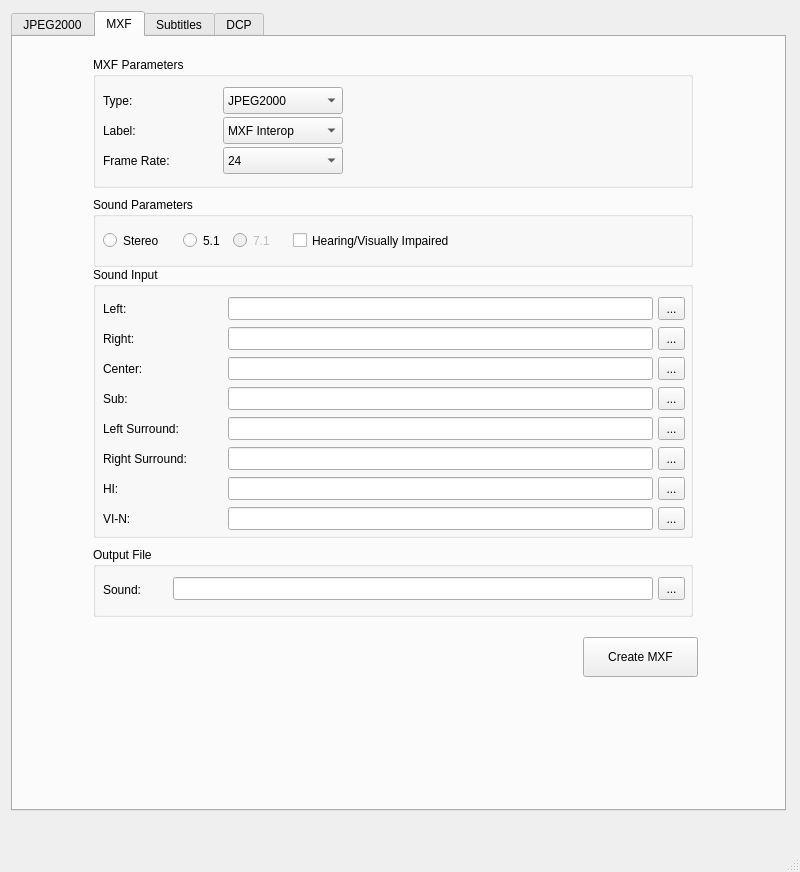
Before: the Qt Designer form gui/forms/mainwindow.ui in cbsrobot/OpenDCP, drawn with Qt 5.
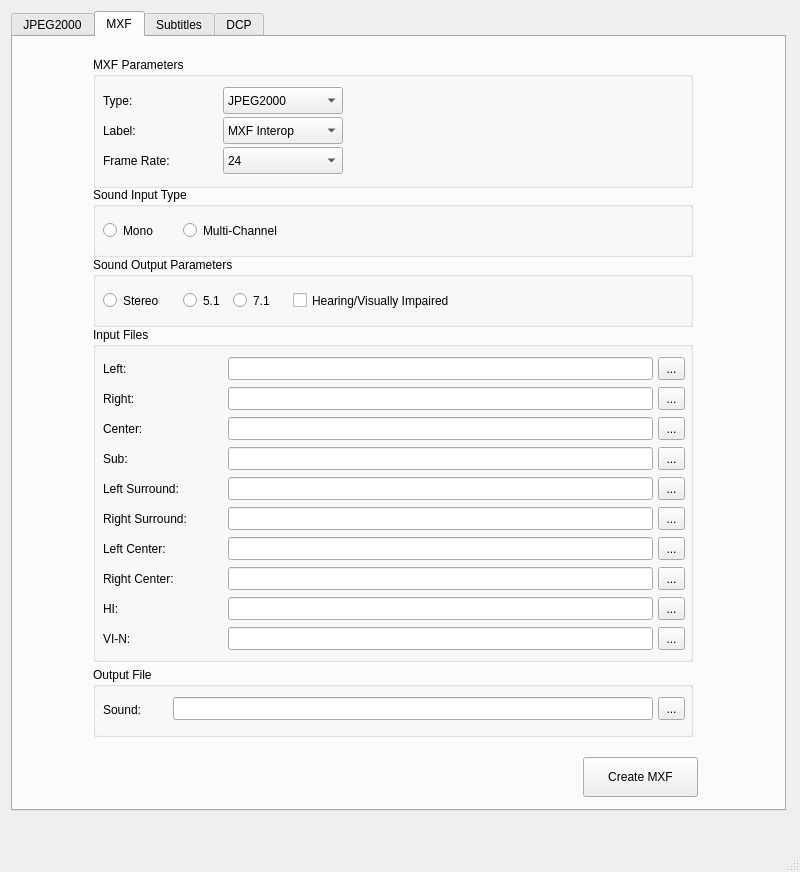
After: the same form once the commit is applied. The open tabs and pages were chosen to show the change. Icons and pictures are not drawn.

What changed in the file:
```diff
--- a/gui/forms/mainwindow.ui
+++ b/gui/forms/mainwindow.ui
@@ -1214,7 +1214,7 @@
           <property name="geometry">
            <rect>
             <x>570</x>
-            <y>600</y>
+            <y>720</y>
             <width>115</width>
             <height>40</height>
            </rect>
@@ -1227,9 +1227,9 @@
           <property name="geometry">
            <rect>
             <x>70</x>
-            <y>160</y>
+            <y>150</y>
             <width>631</width>
-            <height>421</height>
+            <height>551</height>
            </rect>
           </property>
           <property name="currentIndex">
@@ -1531,13 +1531,13 @@
             <property name="geometry">
              <rect>
               <x>10</x>
-              <y>70</y>
+              <y>140</y>
               <width>600</width>
-              <height>271</height>
+              <height>335</height>
              </rect>
             </property>
             <property name="title">
-             <string>Sound Input</string>
+             <string>Input Files</string>
             </property>
             <widget class="QLabel" name="aLeftLabel">
              <property name="geometry">
@@ -1837,7 +1837,7 @@
              <property name="geometry">
               <rect>
                <x>135</x>
-               <y>240</y>
+               <y>300</y>
                <width>425</width>
                <height>23</height>
               </rect>
@@ -1853,7 +1853,7 @@
              <property name="geometry">
               <rect>
                <x>565</x>
-               <y>240</y>
+               <y>300</y>
                <width>27</width>
                <height>23</height>
               </rect>
@@ -1872,7 +1872,7 @@
              <property name="geometry">
               <rect>
                <x>10</x>
-               <y>240</y>
+               <y>300</y>
                <width>115</width>
                <height>23</height>
               </rect>
@@ -1888,7 +1888,7 @@
              <property name="geometry">
               <rect>
                <x>10</x>
-               <y>210</y>
+               <y>270</y>
                <width>115</width>
                <height>23</height>
               </rect>
@@ -1904,7 +1904,7 @@
              <property name="geometry">
               <rect>
                <x>135</x>
-               <y>210</y>
+               <y>270</y>
                <width>425</width>
                <height>23</height>
               </rect>
@@ -1920,7 +1920,42 @@
              <property name="geometry">
               <rect>
                <x>565</x>
+               <y>270</y>
+               <width>27</width>
+               <height>23</height>
+              </rect>
+             </property>
+             <property name="sizePolicy">
+              <sizepolicy hsizetype="Fixed" vsizetype="Fixed">
+               <horstretch>27</horstretch>
+               <verstretch>25</verstretch>
+              </sizepolicy>
+             </property>
+             <property name="text">
+              <string notr="true">...</string>
+             </property>
+            </widget>
+            <widget class="QLabel" name="aLeftCLabel">
+             <property name="geometry">
+              <rect>
+               <x>10</x>
                <y>210</y>
+               <width>115</width>
+               <height>23</height>
+              </rect>
+             </property>
+             <property name="text">
+              <string>Left Center:</string>
+             </property>
+             <property name="alignment">
+              <set>Qt::AlignLeading|Qt::AlignLeft|Qt::AlignVCenter</set>
+             </property>
+            </widget>
+            <widget class="QToolButton" name="aLeftCButton">
+             <property name="geometry">
+              <rect>
+               <x>565</x>
+               <y>210</y>
                <width>27</width>
                <height>23</height>
               </rect>
@@ -1935,12 +1970,79 @@
               <string notr="true">...</string>
              </property>
             </widget>
+            <widget class="QToolButton" name="aRightCButton">
+             <property name="geometry">
+              <rect>
+               <x>565</x>
+               <y>240</y>
+               <width>27</width>
+               <height>23</height>
+              </rect>
+             </property>
+             <property name="sizePolicy">
+              <sizepolicy hsizetype="Fixed" vsizetype="Fixed">
+               <horstretch>27</horstretch>
+               <verstretch>25</verstretch>
+              </sizepolicy>
+             </property>
+             <property name="text">
+              <string notr="true">...</string>
+             </property>
+            </widget>
+            <widget class="QLineEdit" name="aLeftCEdit">
+             <property name="geometry">
+              <rect>
+               <x>135</x>
+               <y>210</y>
+               <width>425</width>
+               <height>23</height>
+              </rect>
+             </property>
+             <property name="text">
+              <string notr="true"/>
+             </property>
+             <property name="readOnly">
+              <bool>true</bool>
+             </property>
+            </widget>
+            <widget class="QLineEdit" name="aRightCEdit">
+             <property name="geometry">
+              <rect>
+               <x>135</x>
+               <y>240</y>
+               <width>425</width>
+               <height>23</height>
+              </rect>
+             </property>
+             <property name="text">
+              <string notr="true"/>
+             </property>
+             <property name="readOnly">
+              <bool>true</bool>
+             </property>
+            </widget>
+            <widget class="QLabel" name="aRightCLabel">
+             <property name="geometry">
+              <rect>
+               <x>10</x>
+               <y>240</y>
+               <width>115</width>
+               <height>23</height>
+              </rect>
+             </property>
+             <property name="text">
+              <string>Right Center:</string>
+             </property>
+             <property name="alignment">
+              <set>Qt::AlignLeading|Qt::AlignLeft|Qt::AlignVCenter</set>
+             </property>
+            </widget>
            </widget>
            <widget class="QGroupBox" name="amxfOutGroupBox">
             <property name="geometry">
              <rect>
               <x>10</x>
-              <y>350</y>
+              <y>480</y>
               <width>600</width>
               <height>70</height>
              </rect>
@@ -2019,13 +2121,13 @@
             <property name="geometry">
              <rect>
               <x>10</x>
-              <y>0</y>
+              <y>70</y>
               <width>600</width>
               <height>70</height>
              </rect>
             </property>
             <property name="title">
-             <string>Sound Parameters</string>
+             <string>Sound Output Parameters</string>
             </property>
             <widget class="QRadioButton" name="mxfSoundRadio2">
              <property name="geometry">
@@ -2042,7 +2144,7 @@
             </widget>
             <widget class="QRadioButton" name="mxfSoundRadio7">
              <property name="enabled">
-              <bool>false</bool>
+              <bool>true</bool>
              </property>
              <property name="geometry">
               <rect>
@@ -2083,6 +2185,45 @@
              </property>
             </widget>
            </widget>
+           <widget class="QGroupBox" name="soundTypeGroupBox">
+            <property name="geometry">
+             <rect>
+              <x>10</x>
+              <y>0</y>
+              <width>600</width>
+              <height>70</height>
+             </rect>
+            </property>
+            <property name="title">
+             <string>Sound Input Type</string>
+            </property>
+            <widget class="QRadioButton" name="mxfSoundTypeRadioMono">
+             <property name="geometry">
+              <rect>
+               <x>10</x>
+               <y>30</y>
+               <width>71</width>
+               <height>27</height>
+              </rect>
+             </property>
+             <property name="text">
+              <string>Mono</string>
+             </property>
+            </widget>
+            <widget class="QRadioButton" name="mxfSoundTypeRadioMulti">
+             <property name="geometry">
+              <rect>
+               <x>90</x>
+               <y>30</y>
+               <width>121</width>
+               <height>27</height>
+              </rect>
+             </property>
+             <property name="text">
+              <string notr="true">Multi-Channel</string>
+             </property>
+            </widget>
+           </widget>
           </widget>
          </widget>
          <zorder>mxfInputStack</zorder>
```
Left out of the diff: 2 changed lines with no effect on the pictures.
